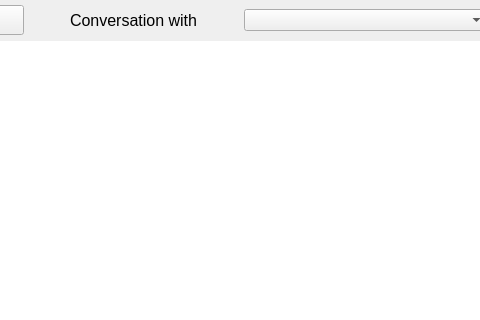
The window that callwidget.ui (savoirfairelinux/jami-client-windows) describes before a commit, drawn with Qt 5; both pictures show x 335 to 815 and y 0 to 320 of the 1024 by 724 pixel window.
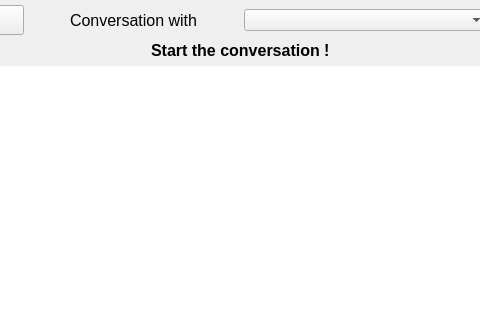
The same window after the commit. The open tabs and pages were chosen to show the change. Icons and pictures are not drawn. Custom widgets are drawn as their Qt base class.

Commit message:
im: add indication when no text message are present
Tuleap: #232

```diff
--- a/callwidget.ui
+++ b/callwidget.ui
@@ -755,6 +755,23 @@
                   </item>
                  </layout>
                 </item>
+                <item alignment="Qt::AlignHCenter|Qt::AlignVCenter">
+                 <widget class="QLabel" name="noMessagesLabel">
+                  <property name="enabled">
+                   <bool>true</bool>
+                  </property>
+                  <property name="font">
+                   <font>
+                    <pointsize>12</pointsize>
+                    <weight>75</weight>
+                    <bold>true</bold>
+                   </font>
+                  </property>
+                  <property name="text">
+                   <string>Start the conversation !</string>
+                  </property>
+                 </widget>
+                </item>
                 <item>
                  <widget class="QListView" name="listMessageView">
                   <property name="sizePolicy">
```
The commit also changes 1 other file.
